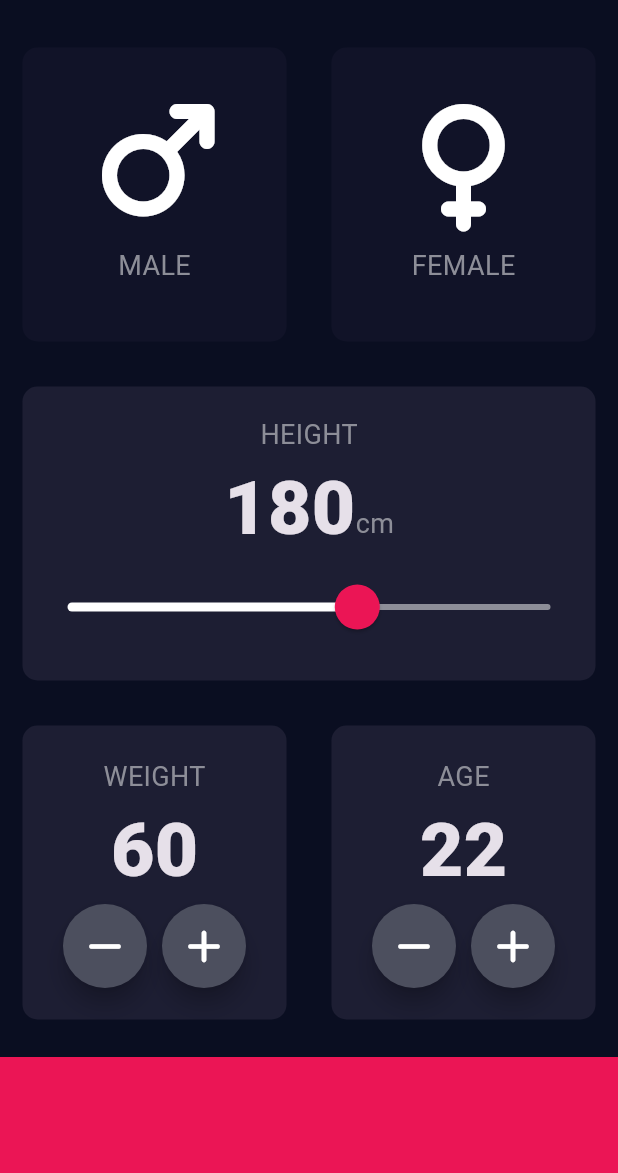
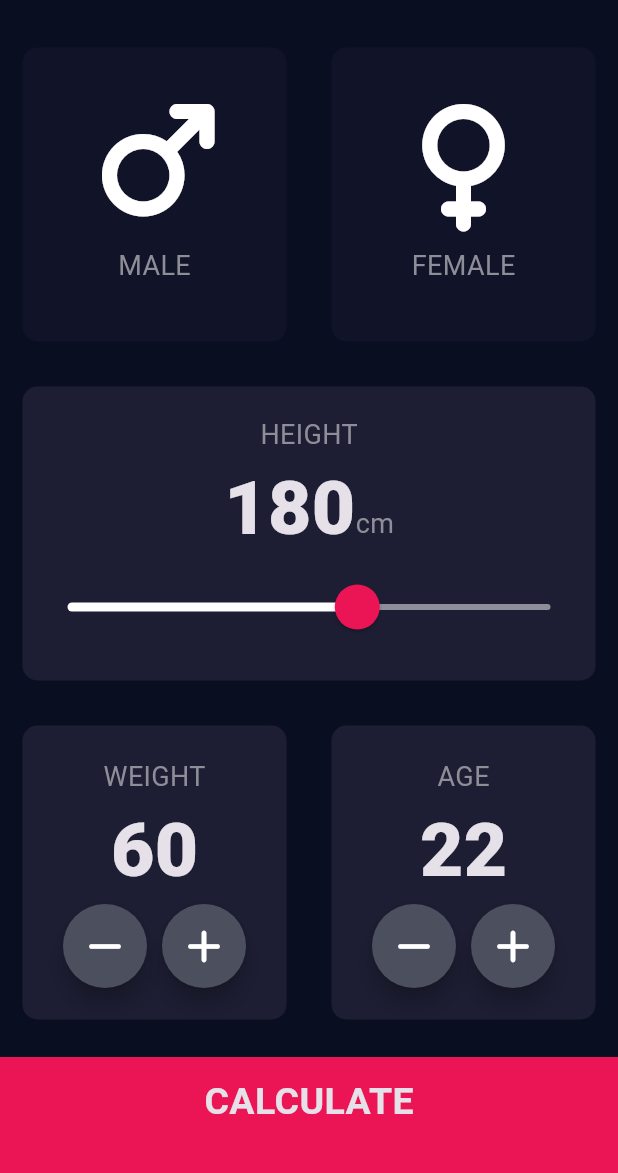
Before and after one commit to KaleabBantayehu/bmi-calculator-app, a Flutter app: the screen it shows after launch, on a phone screen of 412 x 824 dp, the part 59-1232 px from its top. Run offline on Flutter 3.47's test engine with Material 3 defaults, Android fonts, the light colour scheme and no system bars; our stand-ins replace font_awesome_flutter.

Commit message:
feat: add results screen and navigation - refactored project structure into components and screens folders - implemented results page UI with BMI output - connected input page to results screen using Navigator

```diff
--- /dev/null
+++ b/lib/components/bottom_button.dart
@@ -0,0 +1,24 @@
+import 'package:flutter/material.dart';
+import '../constants.dart';
+
+
+class BottomButton extends StatelessWidget {
+   const BottomButton({super.key,required this.text, required this.onPressed});
+
+  final String text;
+  final void Function() onPressed;
+  @override
+  Widget build(BuildContext context) {
+    return GestureDetector(
+      onTap: onPressed,
+      child: Container(
+        margin: EdgeInsets.only(top: 10.0),
+        color: kButtomContainerColor,
+        width: double.infinity,
+        height: kBottomContainerHeight,
+        padding: EdgeInsets.only(bottom: 20.0),
+        child: Center(child: Text(text, style: kLargeButtonTextStyle)),
+      ),
+    );
+  }
+}
--- a/lib/icon_content.dart
+++ b/lib/components/icon_content.dart
@@ -1,6 +1,6 @@
 import 'package:flutter/material.dart';
 import 'package:font_awesome_flutter/font_awesome_flutter.dart';
-import 'constans.dart';
+import '../constants.dart';
 
 class IconContent extends StatelessWidget {
   const IconContent({super.key, required this.icon, required this.label});
--- /dev/null
+++ b/lib/components/round_icon_button.dart
@@ -0,0 +1,25 @@
+import 'package:flutter/material.dart';
+import 'package:font_awesome_flutter/font_awesome_flutter.dart';
+
+class RoundIconButton extends StatelessWidget {
+  const RoundIconButton({
+    super.key,
+    required this.icon,
+    required this.numberChanger,
+  });
+
+  final FaIconData icon;
+  final void Function() numberChanger;
+
+  @override
+  Widget build(BuildContext context) {
+    return RawMaterialButton(
+      onPressed: numberChanger,
+      elevation: 6.0,
+      fillColor: Color(0xFF4C4F5E),
+      shape: CircleBorder(),
+      constraints: BoxConstraints.tightFor(width: 56.0, height: 56.0),
+      child: FaIcon(icon),
+    );
+  }
+}
--- a/lib/constans.dart
+++ /dev/null
@@ -1,9 +0,0 @@
-import 'package:flutter/material.dart';
-
-const double kBottomContainerHeight = 80.0;
-const kActiveCardColor = Color(0xFF1D1E33);
-const kInactiveCardColor = Color(0xFF111328);
-const kButtomContainerColor = Color(0xFFEB1555);
-
-const kLabelTextStyle = TextStyle(fontSize: 18.0, color: Color(0xFF8D8E98));
-const kCardNumberStyle = TextStyle(fontSize: 50.0, fontWeight: FontWeight.w900);
--- /dev/null
+++ b/lib/constants.dart
@@ -0,0 +1,22 @@
+import 'package:flutter/material.dart';
+
+const double kBottomContainerHeight = 80.0;
+const kActiveCardColor = Color(0xFF1D1E33);
+const kInactiveCardColor = Color(0xFF111328);
+const kButtomContainerColor = Color(0xFFEB1555);
+
+const kLabelTextStyle = TextStyle(fontSize: 18.0, color: Color(0xFF8D8E98));
+const kCardNumberStyle = TextStyle(fontSize: 50.0, fontWeight: FontWeight.w900);
+const kLargeButtonTextStyle = TextStyle(
+  fontSize: 25.0,
+  fontWeight: FontWeight.bold,
+);
+const kLargeTextStyle = TextStyle(
+  fontSize: 50.0,
+  color: Colors.white,
+  fontWeight: FontWeight.bold,
+);
+
+const kResultTextStyle = TextStyle(color: Color(0xFF24D876), fontSize: 25.0, fontWeight: FontWeight.bold);
+const kResultNumberStyle = TextStyle(color: Colors.white, fontSize: 100.0, fontWeight: FontWeight.bold);
+const kResultAdviceTextStyle = TextStyle(color: Colors.white, fontSize: 20.0, fontWeight: FontWeight.bold);
--- a/lib/main.dart
+++ b/lib/main.dart
@@ -1,5 +1,5 @@
 import 'package:flutter/material.dart';
-import "input_page.dart";
+import "screens/input_page.dart";
 
 
 void main() {
--- a/lib/input_page.dart
+++ b/lib/screens/input_page.dart
@@ -1,8 +1,11 @@
+import 'package:bmi_calcultor/screens/results_page.dart';
 import 'package:flutter/material.dart';
 import 'package:font_awesome_flutter/font_awesome_flutter.dart';
-import "icon_content.dart";
-import 'reusable_card.dart';
-import 'constans.dart';
+import "../components/icon_content.dart";
+import '../components/reusable_card.dart';
+import '../constants.dart';
+import '../components/bottom_button.dart';
+import '../components/round_icon_button.dart';
 
 enum Gender { male, female }
 
@@ -178,37 +181,16 @@ class _InputPageState extends State<InputPage> {
               ],
             ),
           ),
-          Container(
-            margin: EdgeInsets.only(top: 10.0),
-            color: kButtomContainerColor,
-            width: double.infinity,
-            height: kBottomContainerHeight,
-          ),
+          BottomButton(
+            text: 'CALCULATE',
+            onPressed:  () {
+             Navigator.push(
+              context,
+              MaterialPageRoute(builder: (context) => ResultsPage()),
+              );
+           }),
         ],
       ),
     );
   }
 }
-
-class RoundIconButton extends StatelessWidget {
-  const RoundIconButton({
-    super.key,
-    required this.icon,
-    required this.numberChanger,
-  });
-
-  final FaIconData icon;
-  final void Function() numberChanger;
-
-  @override
-  Widget build(BuildContext context) {
-    return RawMaterialButton(
-      onPressed: numberChanger,
-      elevation: 6.0,
-      fillColor: Color(0xFF4C4F5E),
-      shape: CircleBorder(),
-      constraints: BoxConstraints.tightFor(width: 56.0, height: 56.0),
-      child: FaIcon(icon),
-    );
-  }
-}
```
Also changed, not shown: lib/screens/results_page.dart (added, +54 -0 lines), lib/components/reusable_card.dart (renamed from lib/reusable_card.dart).
